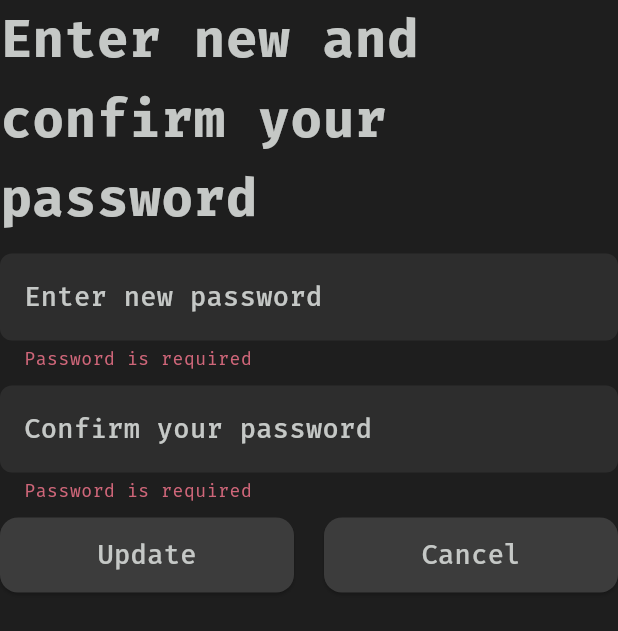
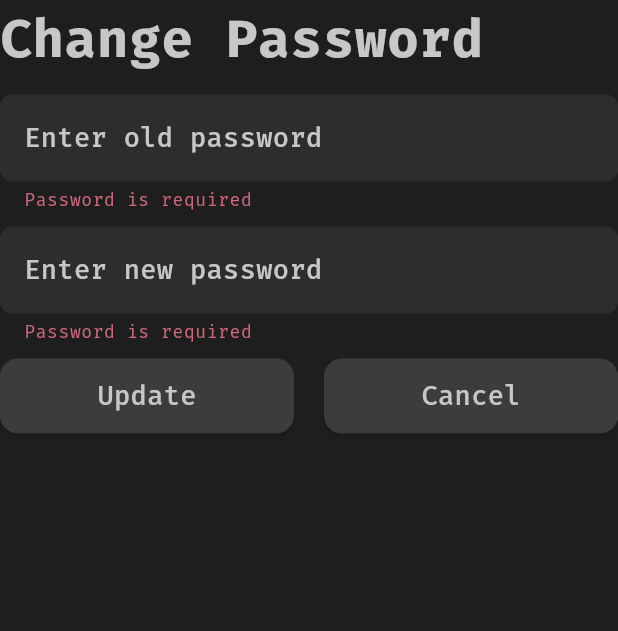
Before and after one commit to UmaanBanjara/TermView, a Flutter app: the Resetpass screen opened directly, after a tap on "Update", on a phone screen of 412 x 824 dp. Shown: the top 631 px of the screen. Run offline on Flutter 3.47's test engine with Material 3 defaults, Android fonts, the light colour scheme and no system bars; our stand-ins replace flutter_riverpod, flutter_secure_storage, flutter_spinkit, image_picker, page_transition; accounts and stored records are empty.

Commit message:
added pod that cods backend and changes the password

```diff
--- a/termview/lib/screens/forgotpass/resetpass.dart
+++ b/termview/lib/screens/forgotpass/resetpass.dart
@@ -1,23 +1,40 @@
 import 'package:flutter/material.dart';
+import 'package:flutter_riverpod/flutter_riverpod.dart';
+import 'package:flutter_spinkit/flutter_spinkit.dart';
+import 'package:termview/data/notifiers/forpass_notifier.dart';
+import 'package:termview/data/providers/forpass_provider.dart';
+import 'package:termview/data/providers/login_provider.dart';
 import 'package:termview/helpers/validators.dart';
-import 'package:termview/screens/loginscreen.dart';
-import 'package:termview/widgets/page_transition.dart';
 import 'package:termview/widgets/snackbar.dart';
 
-class Resetpass extends StatefulWidget {
+class Resetpass extends ConsumerStatefulWidget {
   const Resetpass({super.key});
 
   @override
-  State<Resetpass> createState() => _ResetpassState();
+  ConsumerState<Resetpass> createState() => _ResetpassState();
 }
 
-class _ResetpassState extends State<Resetpass> {
+class _ResetpassState extends ConsumerState<Resetpass> {
   final _formkey = GlobalKey<FormState>();
+  final TextEditingController _old = TextEditingController();
   final TextEditingController _new = TextEditingController();
-  final TextEditingController _confirm = TextEditingController();
   @override
   Widget build(BuildContext context) {
     final text = Theme.of(context).textTheme;
+    final forstate = ref.watch(ForpassnotifierProvider);
+    ref.listen<ForpassState>(ForpassnotifierProvider, (previous , next){
+      if(next.message != null && next.message != previous?.message){
+        showTerminalSnackbar(context, next.message! , isError: false);
+        Navigator.pop(context);
+      }
+      else if (next.error != null && next.error != previous?.error){
+        WidgetsBinding.instance.addPostFrameCallback((_){
+        showTerminalSnackbar(context, next.error! , isError: true);
+        return;
+        });
+
+      }
+    });
     return Scaffold(
       body: Center(
         child: Form(
@@ -25,26 +42,26 @@ class _ResetpassState extends State<Resetpass> {
           child: Column(
             crossAxisAlignment: CrossAxisAlignment.start,
             children: [
-              Text('Enter new and confirm your password' , style: text.bodyLarge,),
+              Text('Change Password' , style: text.bodyLarge,),
               SizedBox(height: 10,),
               TextFormField(
-                controller: _new,
+                controller: _old,
                 cursorHeight: 22,
                 obscureText: true,
                 style : text.bodyMedium,
                 decoration: InputDecoration(
-                  hintText: "Enter new password",
+                  hintText: "Enter old password",
                 ),
                 validator: (value) => validatePassword(value),
               ),
               SizedBox(height: 10,),
               TextFormField(
-                controller: _confirm,
+                controller: _new,
                 cursorHeight: 22,
                 style: text.bodyMedium,
                 obscureText: true,
                 decoration: InputDecoration(
-                  hintText: "Confirm your password",
+                  hintText: "Enter new password",
                 ),
                 validator: (value) => validatePassword(value),
               ),
@@ -53,9 +70,18 @@ class _ResetpassState extends State<Resetpass> {
                 crossAxisAlignment: CrossAxisAlignment.start,
                 children: [
                   Expanded(
-                    child: ElevatedButton(onPressed: (){
+                    child:
+                    forstate.loading ? Center(child: SpinKitFadingFour(color: Colors.white,),)
+                    :
+                    ElevatedButton(onPressed: ()async{
                       if(_formkey.currentState!.validate()){
-                        showTerminalSnackbar(context, 'Update Clicked' , isError: false);
+                        final token = await ref.read(LoginnotifierProvider.notifier).getToken();
+                        if(token == null){
+                          showTerminalSnackbar(context, "User not logged in " , isError: true);
+                          return;
+                        }
+                        await ref.read(ForpassnotifierProvider.notifier).forpass(old_p: _old.text, new_p: _new.text, token: token);
+
                       }
                     },
                     style: ElevatedButton.styleFrom(
@@ -67,7 +93,7 @@ class _ResetpassState extends State<Resetpass> {
                   SizedBox(width: 20,),
                   Expanded(
                     child: ElevatedButton(onPressed: (){
-                      navigate(context, Loginscreen());
+                      Navigator.pop(context);
                     },
                     style: ElevatedButton.styleFrom(
                       textStyle: text.bodyMedium,
```
Also changed, not shown: termview/lib/screens/forgotpass/sendemail.dart (deleted, +0 -73 lines).
